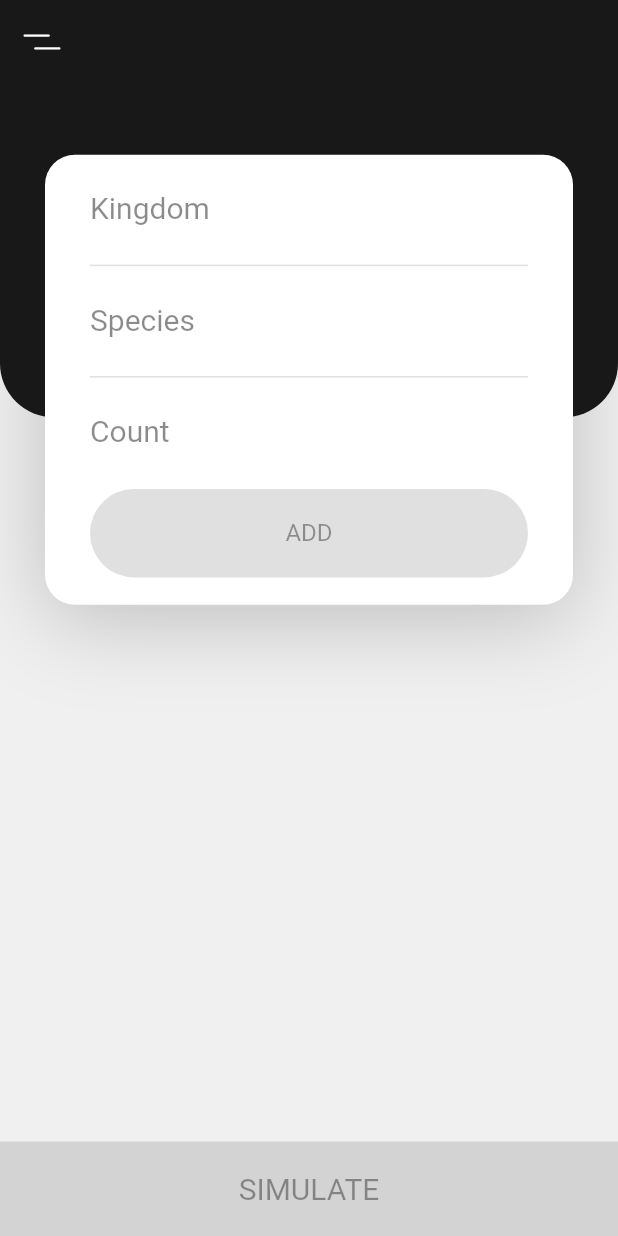
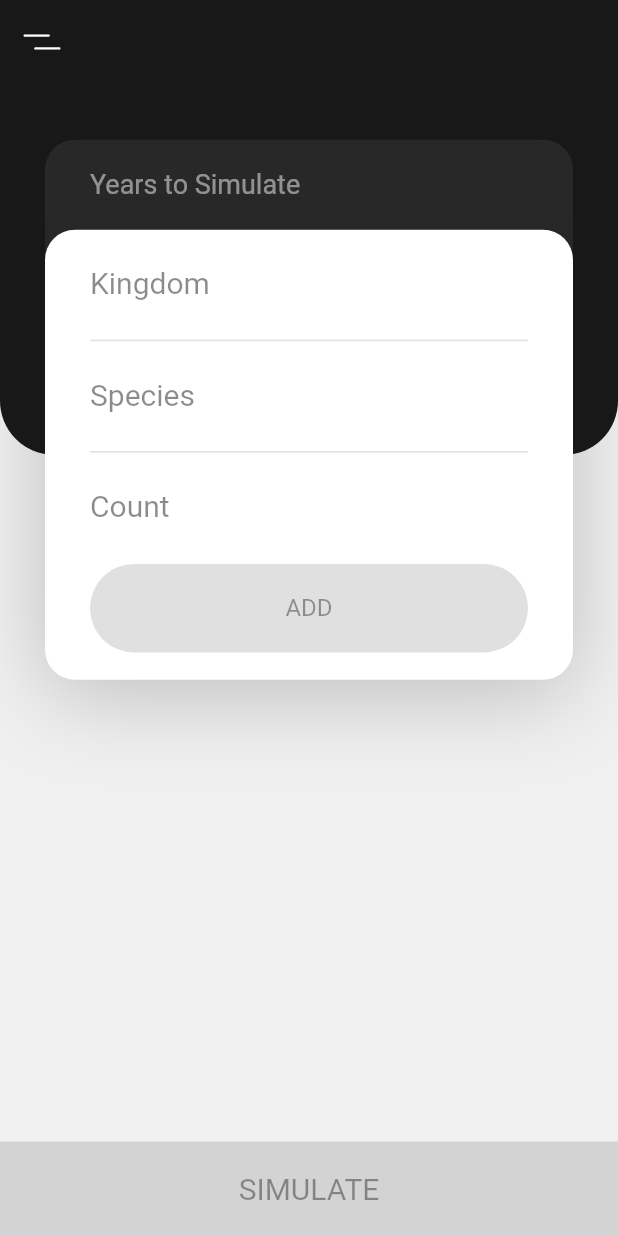
Before and after one commit to sayansil/Ecosystem-companion, a Flutter app: the screen it shows after launch, on a phone screen of 412 x 824 dp. Run offline on Flutter 3.47's test engine with Material 2 defaults, Android fonts, the phone set to English and light mode, and no system bars; our stand-ins replace flutter_svg.

Commit message:
Development was surprisingly quick

```diff
--- a/lib/constants.dart
+++ b/lib/constants.dart
@@ -3,6 +3,7 @@ import 'package:flutter/material.dart';
 // Global colors for application
 
 const colorPrimary = Color(0xFF181818);
+const colorPrimaryLight = Color(0xFF282828);
 const colorSecondary = Color(0xFF696969);
 const colorBackground = Color(0xFFF0F0F0);
 
--- a/lib/screens/home/components/body.dart
+++ b/lib/screens/home/components/body.dart
@@ -13,10 +13,12 @@ class _BodyState extends State<Body> {
     bool correctKingdom = false;
     bool correctSpecies = false;
     bool correctCount = false;
+    bool correctYears = false;
 
     final textKingdomController = TextEditingController();
     final textSpeciesController = TextEditingController();
     final textCountController = TextEditingController();
+    final textYearsController = TextEditingController();
 
     var allSets = [];
     int years = 0;
@@ -53,6 +55,14 @@ class _BodyState extends State<Body> {
                 if (count > 0) {
                     correctCount = true;
                 }
+            } else if (valueType == "years") {
+                int years = int.tryParse(textYearsController.text) ?? 0;
+
+                correctYears = false;
+
+                if (years > 0) {
+                    correctYears = true;
+                }
             }
         });
     }
@@ -71,10 +81,10 @@ class _BodyState extends State<Body> {
                 textKingdomController.clear();
                 textSpeciesController.clear();
                 textCountController.clear();
-                valueChanged('kingdom');
-                valueChanged('species');
-                valueChanged('count');
             });
+            valueChanged('kingdom');
+            valueChanged('species');
+            valueChanged('count');
         }
     }
 
@@ -85,7 +95,7 @@ class _BodyState extends State<Body> {
     }
 
     bool isReady() {
-        return allSets.isNotEmpty;
+        return allSets.isNotEmpty && correctYears;
     }
 
     bool isValidSet() {
@@ -103,7 +113,7 @@ class _BodyState extends State<Body> {
                     child: Stack(
                         children: <Widget>[
                             Container(
-                                height: size.height*0.3 - 25,
+                                height: size.height*0.3,
                                 decoration: BoxDecoration(
                                     color: colorPrimary,
                                     borderRadius: BorderRadius.only(
@@ -117,7 +127,7 @@ class _BodyState extends State<Body> {
                                 margin: EdgeInsets.only(
                                     left: defaultPadding,
                                     right: defaultPadding,
-                                    top: size.height*0.3 + 80,
+                                    top: size.height*0.3 + 140,
                                 ),
                                 child: GridView.builder(
                                     physics:BouncingScrollPhysics(),
@@ -182,7 +192,45 @@ class _BodyState extends State<Body> {
                             ),
 
                             Positioned(
-                                top: size.height*0.3 - 200,
+                                top: size.height*0.3 - 210,
+                                left: 0,
+                                right: 0,
+                                child: Container(
+                                    height: 100,
+                                    margin: EdgeInsets.symmetric(horizontal: defaultPadding),
+                                    padding: EdgeInsets.symmetric(horizontal: defaultPadding),
+                                    decoration: BoxDecoration(
+                                        color: colorPrimaryLight,
+                                        borderRadius: BorderRadius.only(
+                                            topLeft: Radius.circular(20), topRight: Radius.circular(20)
+                                        ),
+                                        boxShadow: [
+                                            BoxShadow(
+                                                offset: Offset(0, 10),
+                                                blurRadius: 50,
+                                                color: colorPrimary.withOpacity(0.23),
+                                            ),
+                                        ],
+                                    ),
+                                    child: TextField(
+                                        style: TextStyle(
+                                            fontSize: 18.0,
+                                            color: Colors.white.withOpacity(0.8)
+                                        ),
+                                        decoration: InputDecoration(
+                                            labelText: "Years to Simulate",
+                                            labelStyle: TextStyle(color: Colors.white.withOpacity(0.5)),
+                                            enabledBorder: InputBorder.none,
+                                            focusedBorder: InputBorder.none,
+                                        ),
+                                        onChanged: (text) { valueChanged("years"); },
+                                        controller: textYearsController,
+                                    ),
+                                ),
+                            ),
+
+                            Positioned(
+                                top: size.height*0.3 - 150,
                                 left: 0,
                                 right: 0,
                                 child: Container(
```
